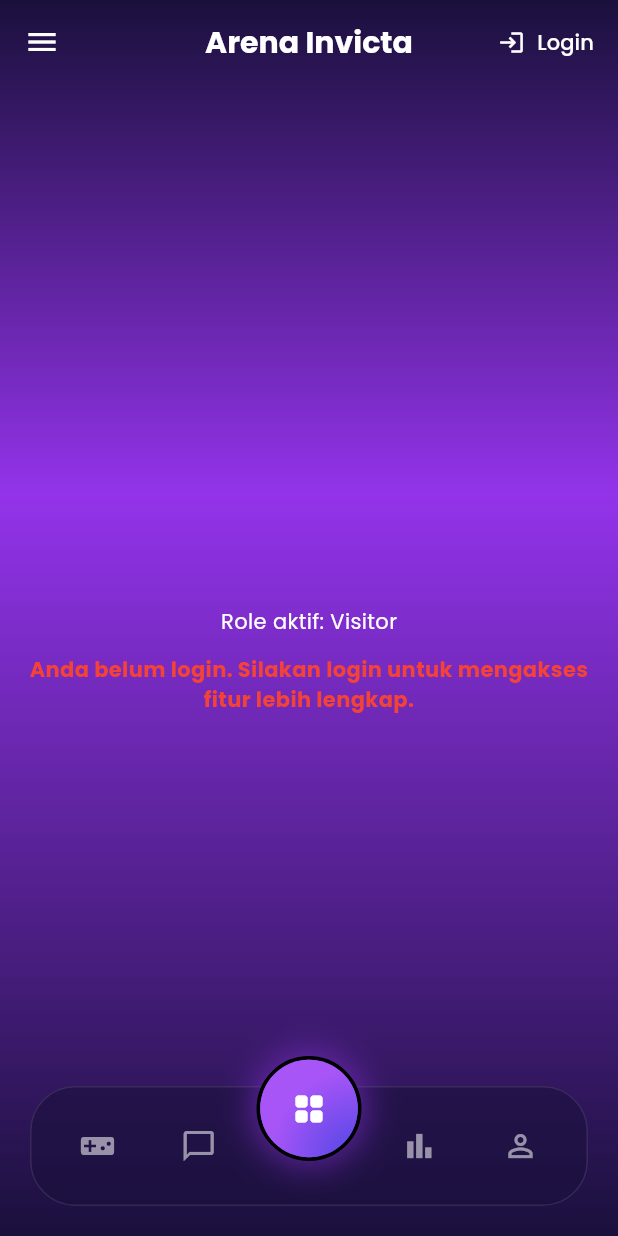
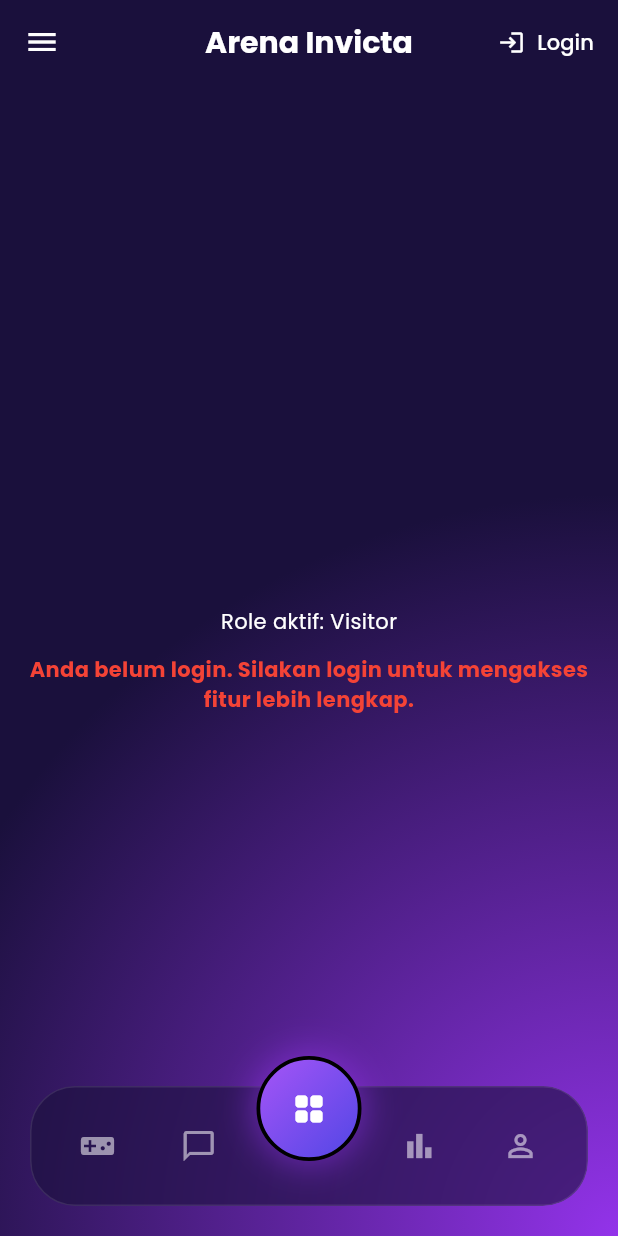
Before and after one commit to grassphobic-A07/arena-invicta-mobile, a Flutter app: the screen it shows after launch, on a phone screen of 412 x 824 dp. Run offline on Flutter 3.47's test engine with Material 3 defaults, Android fonts, the phone set to English and light mode, and no system bars; our stand-ins replace google_fonts, internet_connection_checker_plus; missing offline and left inert: pbp_django_auth; accounts and stored records are empty.

Commit message:
fix: adjust home background gradient and restore center button colors

```diff
--- a/lib/global/widgets/glass_bottom_nav.dart
+++ b/lib/global/widgets/glass_bottom_nav.dart
@@ -70,6 +70,14 @@ class GlassBottomNavBar extends StatelessWidget {
               width: buttonSize,
               decoration: BoxDecoration(
                 shape: BoxShape.circle,
+                gradient: const LinearGradient(
+                  begin: Alignment.topLeft,
+                  end: Alignment.bottomRight,
+                  colors: [
+                    Color(0xFFA855F7),
+                    Color(0xFF4F46E5),
+                  ],
+                ),
                 border: Border.all(
                   color: Colors.black,
                   width: 2.5,
@@ -82,44 +90,9 @@ class GlassBottomNavBar extends StatelessWidget {
                   ),
                 ],
               ),
-              child: Stack(
-                alignment: Alignment.center,
-                children: [
-                  Positioned.fill(
-                    child: DecoratedBox(
-                      decoration: const BoxDecoration(
-                        shape: BoxShape.circle,
-                        gradient: RadialGradient(
-                          center: Alignment.topLeft,
-                          radius: 0.9,
-                          colors: [
-                            Color(0xFFA855F7),
-                            Color(0xFF4F46E5),
-                          ],
-                        ),
-                      ),
-                    ),
-                  ),
-                  Positioned.fill(
-                    child: DecoratedBox(
-                      decoration: const BoxDecoration(
-                        shape: BoxShape.circle,
-                        gradient: RadialGradient(
-                          center: Alignment.bottomRight,
-                          radius: 0.9,
-                          colors: [
-                            Color(0xFF4F46E5),
-                            Color(0xFFA855F7),
-                          ],
-                        ),
-                      ),
-                    ),
-                  ),
-                  const Icon(
-                    Icons.grid_view_rounded,
-                    color: Colors.white,
-                  ),
-                ],
+              child: const Icon(
+                Icons.grid_view_rounded,
+                color: Colors.white,
               ),
             ),
           ),
--- a/lib/main.dart
+++ b/lib/main.dart
@@ -172,10 +172,36 @@ class _MyHomePageState extends State<MyHomePage> {
     final userProvider = context.watch<UserProvider>();
     final roleText = userProvider.roleLabel;
 
-    return Container(
-      decoration: ArenaColor.mainBackgroundGradient,
-      child: Stack(
+    return Stack(
       children: [
+        Positioned.fill(
+          child: DecoratedBox(
+            decoration: const BoxDecoration(
+              gradient: RadialGradient(
+                center: Alignment.topLeft,
+                radius: 1.2,
+                colors: [
+                  Color(0xFF2A1B54),
+                  Color(0xFF1A103C),
+                ],
+              ),
+            ),
+          ),
+        ),
+        Positioned.fill(
+          child: DecoratedBox(
+            decoration: const BoxDecoration(
+              gradient: RadialGradient(
+                center: Alignment.bottomRight,
+                radius: 1.2,
+                colors: [
+                  Color(0xFF9333EA),
+                  Color(0xFF1A103C),
+                ],
+              ),
+            ),
+          ),
+        ),
         Scaffold(
           backgroundColor: Colors.transparent,
           appBar: AppBar(
@@ -216,7 +242,7 @@ class _MyHomePageState extends State<MyHomePage> {
                     }
                     // Opsional: panggil endpoint logout di Django juga diperlukan
                     // final request = context.read<CookieRequest>();
-                      // await request.logout("http://.../accounts/logout/");
+                    // await request.logout("http://.../accounts/logout()");
 
                   },
                 ),
@@ -257,7 +283,6 @@ class _MyHomePageState extends State<MyHomePage> {
           child: const GlassBottomNavBar(),
         ),
       ],
-      ),
     );
   }
 }
```
Lines whose indentation alone changed are shown as unchanged.
